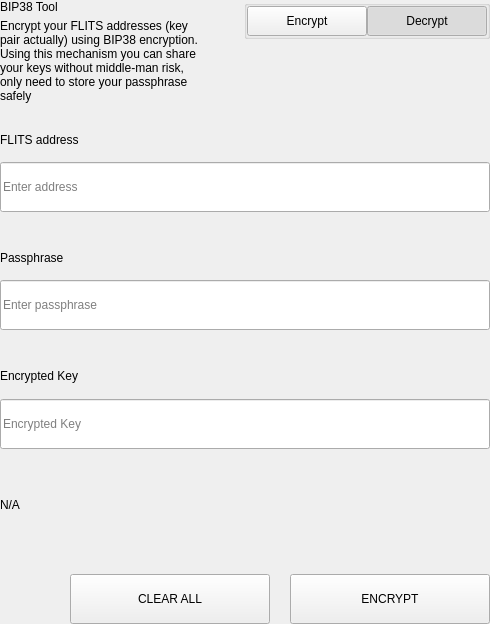
Before: the Qt Designer form src/qt/fls/settings/forms/settingsbittoolwidget.ui in Liquid369/blank, drawn with Qt 5.
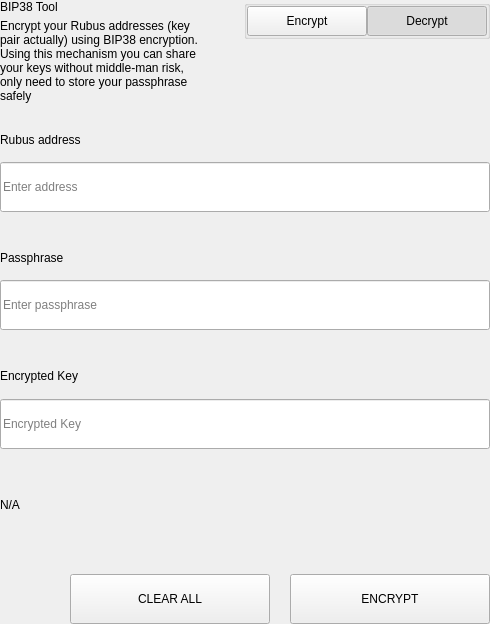
After: the same form once the commit is applied.

```diff
--- a/src/qt/fls/settings/forms/settingsbittoolwidget.ui
+++ b/src/qt/fls/settings/forms/settingsbittoolwidget.ui
@@ -69,7 +69,7 @@
             <item>
              <widget class="QLabel" name="labelSubtitle1">
               <property name="text">
-               <string>Encrypt your FLITS addresses (key pair actually) using BIP38 encryption.
+               <string>Encrypt your Rubus addresses (key pair actually) using BIP38 encryption.
 Using this mechanism you can share your keys without middle-man risk, only need to store your passphrase safely</string>
               </property>
               <property name="wordWrap">
@@ -657,7 +657,7 @@
                   </size>
                  </property>
                  <property name="text">
-                  <string>FLITS address</string>
+                  <string>Rubus address</string>
                  </property>
                 </widget>
                </item>
```
